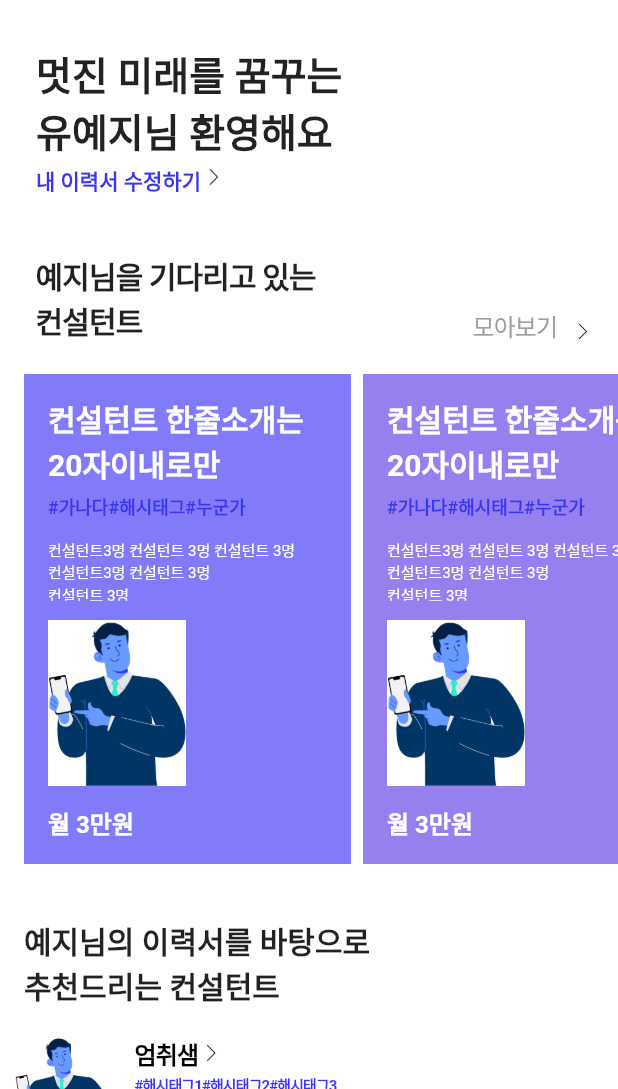
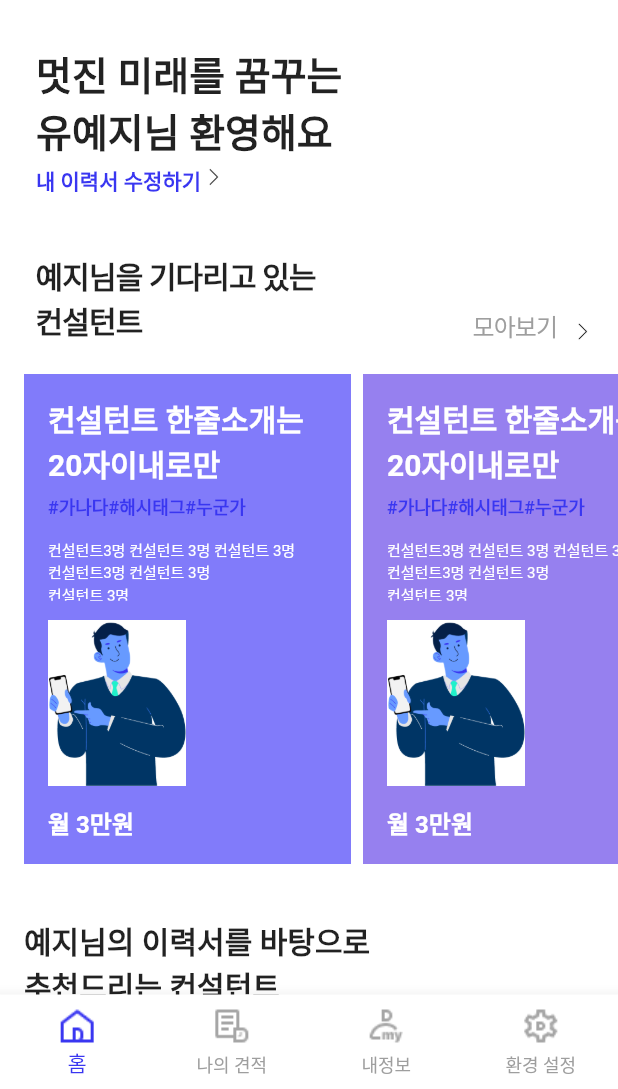
Before and after one commit to sayole/JobDoc, a Flutter app: the DoneLoading screen opened directly, after a tap on "둘러보러 가기", on a phone screen of 412 x 824 dp, the part 147-1236 px from its top. Run offline on Flutter 3.47's test engine with Material 2 defaults, Android fonts, the light colour scheme and no system bars; our stand-ins replace dropdown_search, firebase_auth, firebase_core, flutter_animation_progress_bar, flutter_signin_button, google_sign_in; accounts and stored records are empty; Roboto replaces fonts that are missing (Pretendard).

Commit message:
0430_05:25~

```diff
--- a/lib/main.dart
+++ b/lib/main.dart
@@ -41,7 +41,7 @@ class MyApp extends StatelessWidget {
         primaryColor: Colors.white,
         scaffoldBackgroundColor: Colors.white,
       ),
-      home: HomePage(),
+      home: DoneLoading(),
     );
   }
 }
--- a/lib/pages/login/12_done_loading.dart
+++ b/lib/pages/login/12_done_loading.dart
@@ -1,5 +1,7 @@
 import 'package:flutter/material.dart';
 import 'package:job_doc/pages/main_home/main_home_type1.dart';
+
+import '../main_home/main_home.dart';
 
 class DoneLoading extends StatelessWidget {
   const DoneLoading({Key? key}) : super(key: key);
@@ -39,7 +41,7 @@ class DoneLoading extends StatelessWidget {
                 child: GestureDetector(
                   onTap: () {
                     Navigator.pushReplacement(context,
-                        MaterialPageRoute(builder: (context) => MainPage()));
+                        MaterialPageRoute(builder: (context) => HomePage()));
                   },
                   child: Container(
                     width: double.infinity,
--- a/lib/pages/main_home/main_home_type1.dart
+++ b/lib/pages/main_home/main_home_type1.dart
@@ -1,11 +1,17 @@
 import 'package:flutter/material.dart';
 import 'package:job_doc/models/user_data.dart';
+import '../proposal/proposal_list.dart';
 import 'main_home_type2.dart';
 import 'main_home_type3.dart';
 import 'main_home_type4.dart';
 
 class MainPage extends StatefulWidget {
-  const MainPage({Key? key}) : super(key: key);
+  MainPage({
+    Key? key,
+    required this.indexFunction, //이부분
+  }) : super(key: key);
+
+  final Function? indexFunction; // 이부분
 
   @override
   State<MainPage> createState() => _MainPageState();
@@ -39,12 +45,17 @@ class _MainPageState extends State<MainPage> {
                         Row(
                           crossAxisAlignment: CrossAxisAlignment.start,
                           children: [
-                            Text("내 이력서 수정하기",
-                                style: TextStyle(
-                                    fontFamily: 'Pretendard',
-                                    fontWeight: FontWeight.w700,
-                                    fontSize: 14,
-                                    color: Color(0xFFF3936F1))),
+                            GestureDetector(
+                              child: Text("내 이력서 수정하기",
+                                  style: TextStyle(
+                                      fontFamily: 'Pretendard',
+                                      fontWeight: FontWeight.w700,
+                                      fontSize: 14,
+                                      color: Color(0xFFF3936F1))),
+                              onTap: () {
+                                widget.indexFunction!(); //이렇게 붙이기
+                              },
+                            ),
                             Image(
                                 image:
                                     AssetImage('assets/icons/right_arrow.png'),
@@ -59,7 +70,7 @@ class _MainPageState extends State<MainPage> {
                 SizedBox(height: 30),
                 Type2(),
                 Type3(),
-                Type4(),
+                // Type4(),
               ],
             ),
           )
```
Also changed, not shown: lib/pages/main_home/main_home.dart (+7 -2 lines), lib/pages/main_home/main_home_type2.dart (+10 -0 lines).
